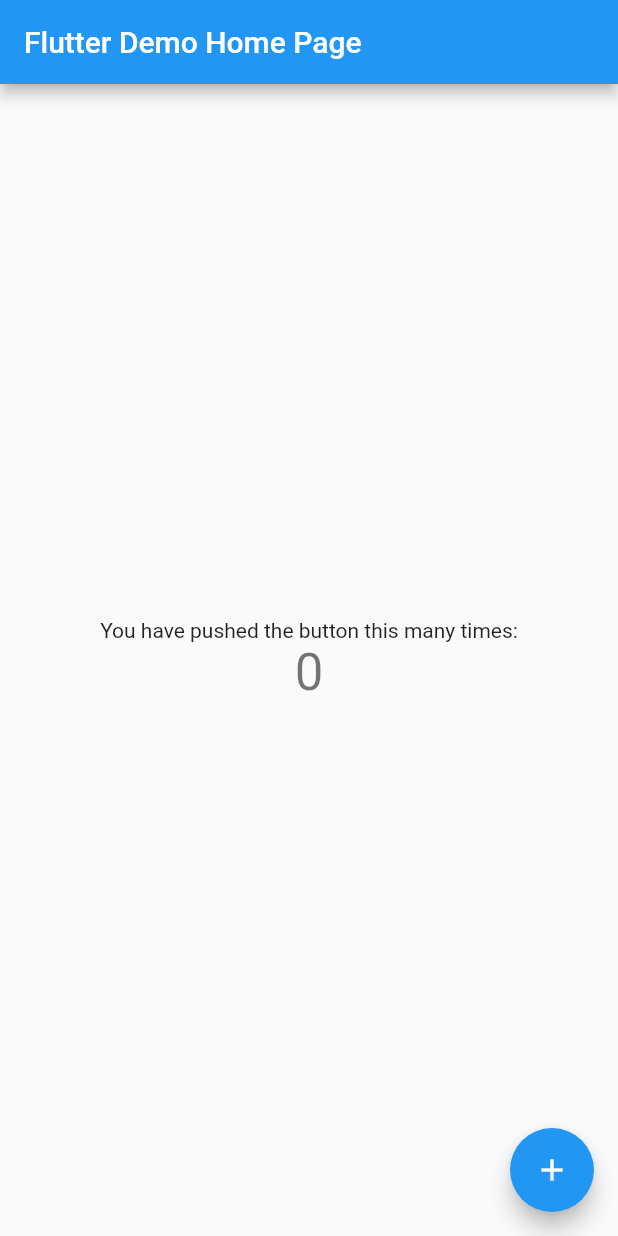
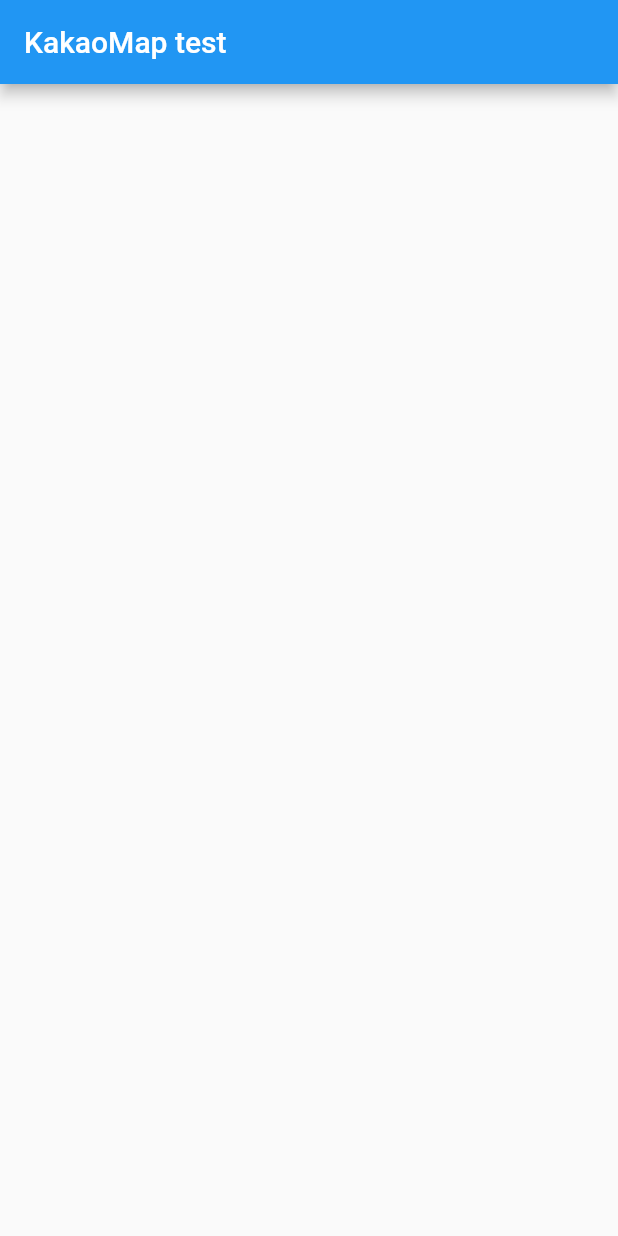
Before and after one commit to ulysseyson/bread_world, a Flutter app: the screen it shows after launch, on a phone screen of 412 x 824 dp. Run offline on Flutter 3.47's test engine with Material 2 defaults, Android fonts, the phone set to English and light mode, and no system bars.

Commit message:
기본 설정

```diff
--- a/lib/main.dart
+++ b/lib/main.dart
@@ -1,4 +1,5 @@
 import 'package:flutter/material.dart';
+import 'package:bread_world/map.dart';
 
 void main() {
   runApp(const MyApp());
@@ -11,105 +12,8 @@
   @override
   Widget build(BuildContext context) {
     return MaterialApp(
-      title: 'Flutter Demo',
-      theme: ThemeData(
-        // This is the theme of your application.
-        //
-        // Try running your application with "flutter run". You'll see the
-        // application has a blue toolbar. Then, without quitting the app, try
-        // changing the primarySwatch below to Colors.green and then invoke
-        // "hot reload" (press "r" in the console where you ran "flutter run",
-        // or simply save your changes to "hot reload" in a Flutter IDE).
-        // Notice that the counter didn't reset back to zero; the application
-        // is not restarted.
-        primarySwatch: Colors.blue,
-      ),
-      home: const MyHomePage(title: 'Flutter Demo Home Page'),
+      title: 'Bread World',
+      home: KakaoMap(),
     );
   }
 }
-
-class MyHomePage extends StatefulWidget {
-  const MyHomePage({super.key, required this.title});
-
-  // This widget is the home page of your application. It is stateful, meaning
-  // that it has a State object (defined below) that contains fields that affect
-  // how it looks.
-
-  // This class is the configuration for the state. It holds the values (in this
-  // case the title) provided by the parent (in this case the App widget) and
-  // used by the build method of the State. Fields in a Widget subclass are
-  // always marked "final".
-
-  final String title;
-
-  @override
-  State<MyHomePage> createState() => _MyHomePageState();
-}
-
-class _MyHomePageState extends State<MyHomePage> {
-  int _counter = 0;
-
-  void _incrementCounter() {
-    setState(() {
-      // This call to setState tells the Flutter framework that something has
-      // changed in this State, which causes it to rerun the build method below
-      // so that the display can reflect the updated values. If we changed
-      // _counter without calling setState(), then the build method would not be
-      // called again, and so nothing would appear to happen.
-      _counter++;
-    });
-  }
-
-  @override
-  Widget build(BuildContext context) {
-    // This method is rerun every time setState is called, for instance as done
-    // by the _incrementCounter method above.
-    //
-    // The Flutter framework has been optimized to make rerunning build methods
-    // fast, so that you can just rebuild anything that needs updating rather
-    // than having to individually change instances of widgets.
-    return Scaffold(
-      appBar: AppBar(
-        // Here we take the value from the MyHomePage object that was created by
-        // the App.build method, and use it to set our appbar title.
-        title: Text(widget.title),
-      ),
-      body: Center(
-        // Center is a layout widget. It takes a single child and positions it
-        // in the middle of the parent.
-        child: Column(
-          // Column is also a layout widget. It takes a list of children and
-          // arranges them vertically. By default, it sizes itself to fit its
-          // children horizontally, and tries to be as tall as its parent.
-          //
-          // Invoke "debug painting" (press "p" in the console, choose the
-          // "Toggle Debug Paint" action from the Flutter Inspector in Android
-          // Studio, or the "Toggle Debug Paint" command in Visual Studio Code)
-          // to see the wireframe for each widget.
-          //
-          // Column has various properties to control how it sizes itself and
-          // how it positions its children. Here we use mainAxisAlignment to
-          // center the children vertically; the main axis here is the vertical
-          // axis because Columns are vertical (the cross axis would be
-          // horizontal).
-          mainAxisAlignment: MainAxisAlignment.center,
-          children: <Widget>[
-            const Text(
-              'You have pushed the button this many times:',
-            ),
-            Text(
-              '$_counter',
-              style: Theme.of(context).textTheme.headlineMedium,
-            ),
-          ],
-        ),
-      ),
-      floatingActionButton: FloatingActionButton(
-        onPressed: _incrementCounter,
-        tooltip: 'Increment',
-        child: const Icon(Icons.add),
-      ), // This trailing comma makes auto-formatting nicer for build methods.
-    );
-  }
-}
--- /dev/null
+++ b/lib/map.dart
@@ -0,0 +1,19 @@
+import 'package:flutter/material.dart';
+
+class KakaoMap extends StatefulWidget {
+  const KakaoMap({super.key});
+
+  @override
+  State<KakaoMap> createState() => _KakaoMapState();
+}
+
+class _KakaoMapState extends State<KakaoMap> {
+  @override
+  Widget build(BuildContext context) {
+    return Scaffold(
+        appBar: AppBar(title: Text('KakaoMap test')),
+        body: Column(
+          children: [],
+        ));
+  }
+}
```
Also changed, not shown: pubspec.lock, 1 other file.
